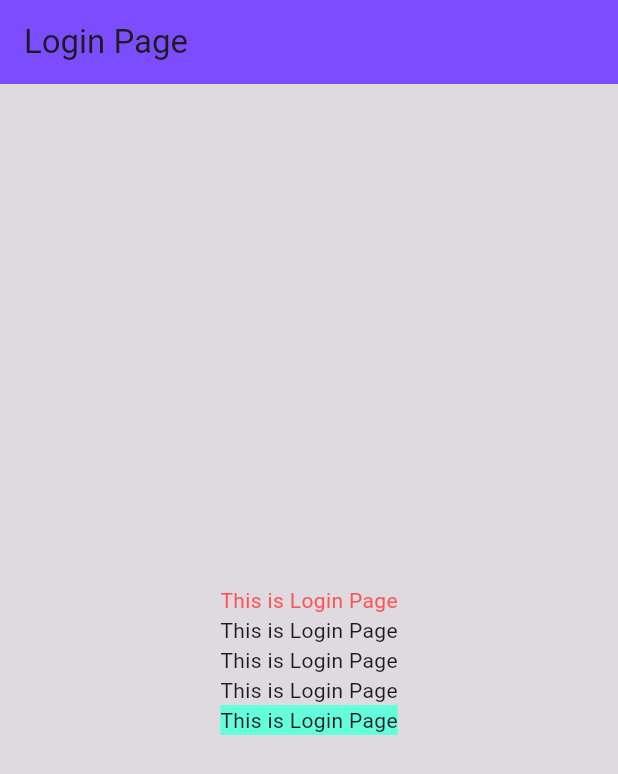
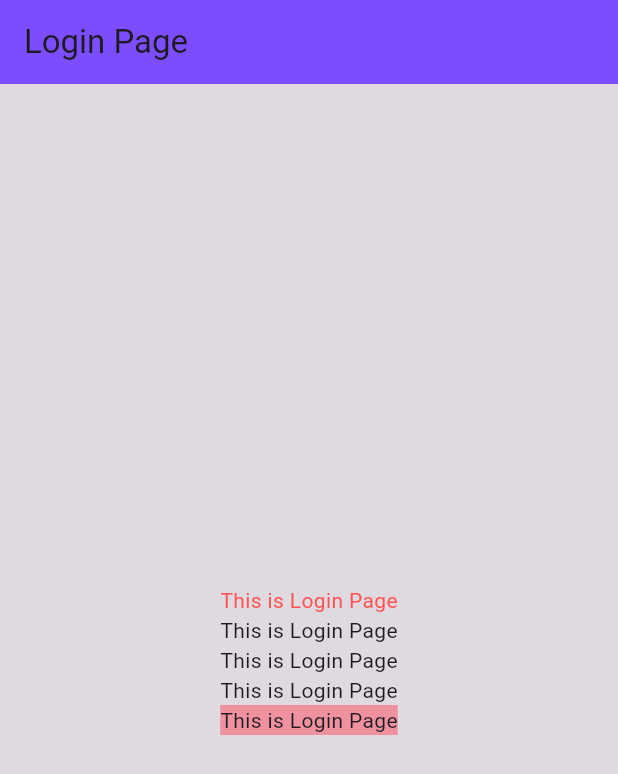
Before and after one commit to PacharaponK/Flutter_Learning, a Flutter app: the screen it shows after launch, on a phone screen of 412 x 824 dp. Shown: the top 774 px of the screen. Run offline on Flutter 3.47's test engine with Material 3 defaults, Android fonts, the phone set to English and light mode, and no system bars.

Commit message:
color with hex

```diff
--- a/lib/main.dart
+++ b/lib/main.dart
@@ -42,7 +42,7 @@ class _LoginPageState extends State<LoginPage> {
             Text("This is Login Page"),
             Text("This is Login Page"),
             Text("This is Login Page"),
-            Container(child: Text("This is Login Page"), color: Colors.tealAccent,), // text area
+            Container(child: Text("This is Login Page"), color: Color(0xffEF919F),), // text area
           ],
         ),
       ),
```
